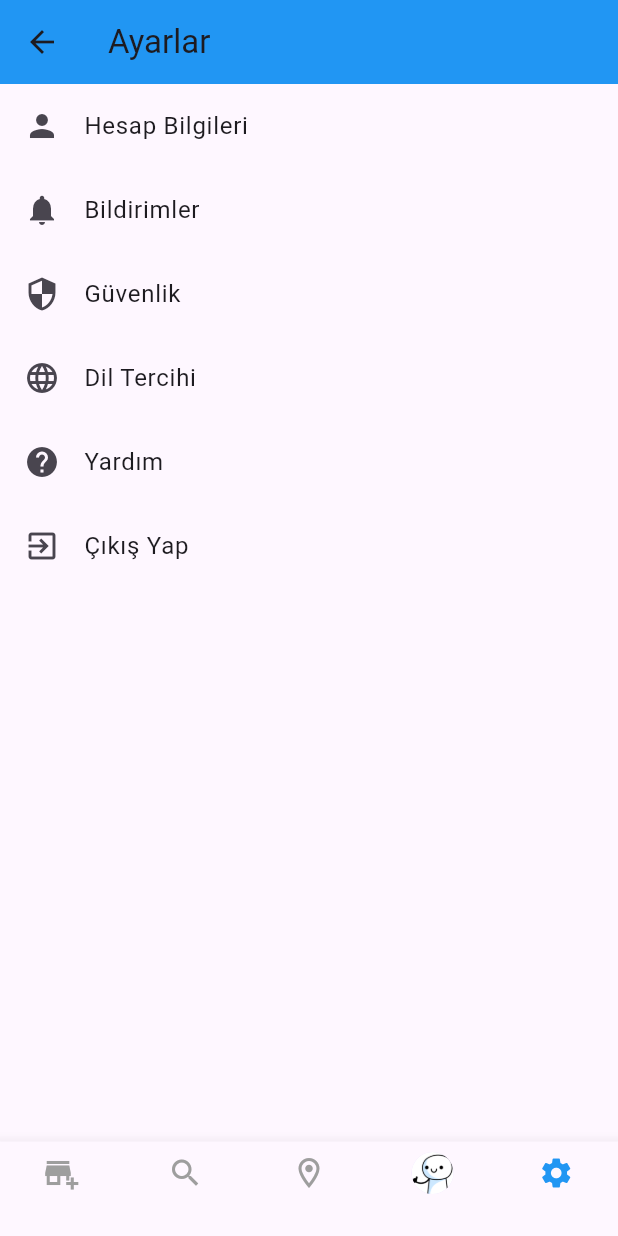
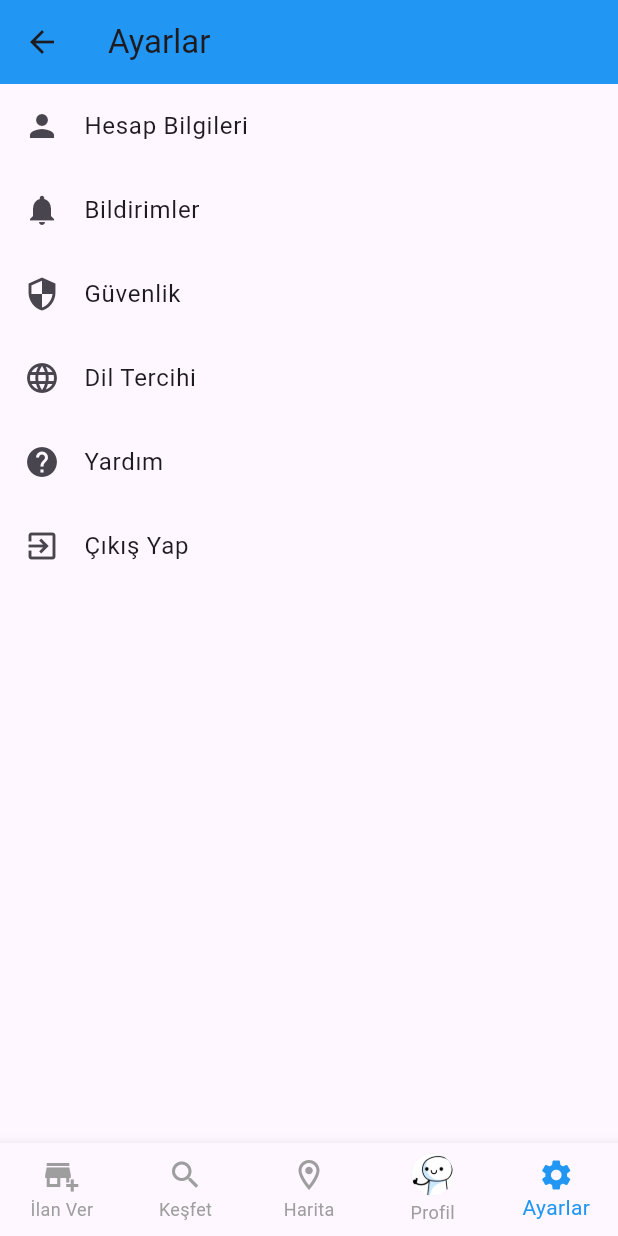
Before and after one commit to Memin-ckn/yolAl, a Flutter app: the AyarlarPage screen opened by its route, on a phone screen of 412 x 824 dp. Run offline on Flutter 3.47's test engine with Material 3 defaults, Android fonts, the light colour scheme and no system bars; our stand-ins replace cloud_firestore, firebase_auth, firebase_core, geocoding, get, google_maps_flutter; accounts and stored records are empty.

Commit message:
Navbar işi halledildi

```diff
--- a/lib/src/common_widgets/bottom_nav_bar.dart
+++ b/lib/src/common_widgets/bottom_nav_bar.dart
@@ -17,26 +17,26 @@ class CustomBottomNavBar extends StatelessWidget {
       items: <BottomNavigationBarItem>[
         BottomNavigationBarItem(
           icon: Icon(Icons.add_business),
-          label: '',
+          label: 'İlan Ver',
         ),
         BottomNavigationBarItem(
           icon: Icon(Icons.search),
-          label: '',
+          label: 'Keşfet',
         ),
         BottomNavigationBarItem(
           icon: Icon(Icons.location_on_outlined),
-          label: '',
+          label: 'Harita',
         ),
         BottomNavigationBarItem(
           icon: CircleAvatar(
             radius: 14,
             backgroundImage: AssetImage('assets/images/profile.png'),
           ),
-          label: '',
+          label: 'Profil',
         ),
         BottomNavigationBarItem(
           icon: Icon(Icons.settings),
-          label: '',
+          label: 'Ayarlar',
         ),
       ],
       currentIndex: selectedIndex,
--- a/lib/src/features/ui/screens/profile/profile_screen.dart
+++ b/lib/src/features/ui/screens/profile/profile_screen.dart
@@ -14,7 +14,7 @@ class HesabimPage extends StatefulWidget {
 
 class HesabimPageState extends State<HesabimPage> {
   final FirebaseFirestore firestore = FirebaseFirestore.instance;
-  int _selectedIndex = 3; // Profile tab index
+  final int _selectedIndex = 3; // Profile tab index
 
   void _onItemTapped(int index) {
   if (index == _selectedIndex) return;
@@ -22,6 +22,9 @@ class HesabimPageState extends State<HesabimPage> {
   switch (index) {
     case 0:
       Get.offAll(() => CategorySelectionPage());
+      break;
+    case 1:
+      Get.toNamed('/marketplace');
       break;
     case 2:
       Get.toNamed('/heatmap');
--- a/lib/src/features/ui/screens/settings/settings_menu.dart
+++ b/lib/src/features/ui/screens/settings/settings_menu.dart
@@ -6,6 +6,7 @@ import 'widgets/güvenlik.dart';
 import 'widgets/diltercihi.dart';
 import 'widgets/hesapbilgiler.dart';
 import '../../../../common_widgets/bottom_nav_bar.dart';
+import 'package:yol_al/src/features/authentication/controllers/auth_controller.dart';
 
 class AyarlarPage extends StatefulWidget {
   const AyarlarPage({super.key});
@@ -15,7 +16,8 @@ class AyarlarPage extends StatefulWidget {
 }
 
 class _AyarlarPageState extends State<AyarlarPage> {
-  int _selectedIndex = 4; // Set to 4 since this is the settings tab
+  final int _selectedIndex = 4; // Set to 4 since this is the settings tab
+  final AuthController _authController = AuthController();
 
   void _onItemTapped(int index) {
   if (index == _selectedIndex) return;
@@ -23,6 +25,9 @@ class _AyarlarPageState extends State<AyarlarPage> {
   switch (index) {
     case 0:
       Get.offAll(() => CategorySelectionPage());
+      break;
+    case 1:
+      Get.toNamed('/marketplace');
       break;
     case 2:
       Get.toNamed('/heatmap');
@@ -81,7 +86,7 @@ class _AyarlarPageState extends State<AyarlarPage> {
             leading: Icon(Icons.exit_to_app),
             title: Text('Çıkış Yap'),
             onTap: () {
-              // Çıkış yapma işlemi eklenebilir
+              _authController.signOut();
             },
           ),
         ],
```
Also changed, not shown: lib/src/features/ui/screens/job_post/category_selection_page.dart (+2 -5 lines), lib/src/features/ui/screens/job_post/marketplace_page.dart (+27 -0 lines). Lines whose indentation alone changed are shown as unchanged.
